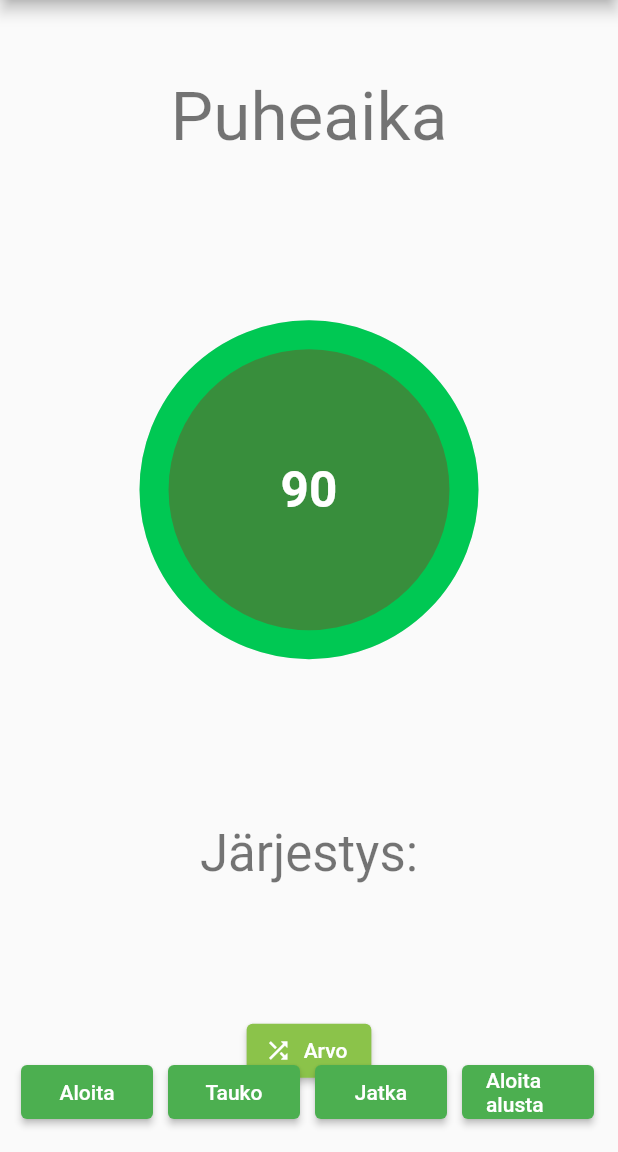
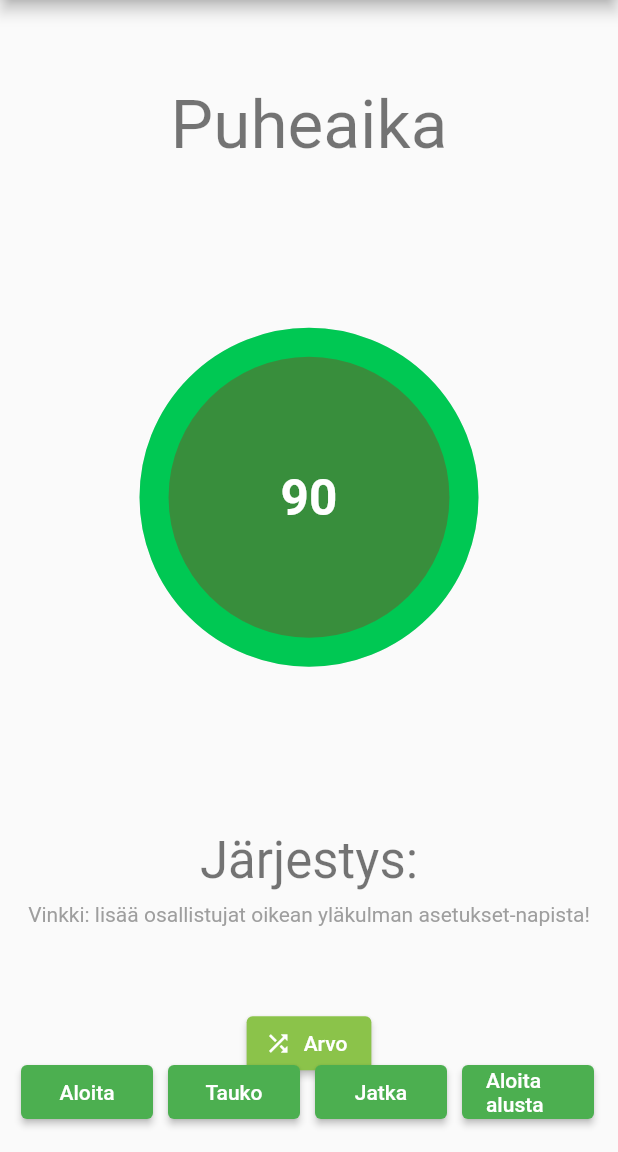
Before and after one commit to areee/flutter_participants_lottery, a Flutter app: the screen it shows after launch, after a tap on "Arvo", on a phone screen of 412 x 824 dp, the part 84-1236 px from its top. Run offline on Flutter 3.47's test engine with Material 2 defaults, Android fonts, the light colour scheme and no system bars; drawn by our look-alikes of circular_countdown_timer; our stand-ins replace audioplayers, shared_preferences; missing offline and left inert: emoji_alert.

Commit message:
Start using shared preferences & some cleaning in main.dart (+ add a text hint when there aren't participants)

```diff
--- a/lib/main.dart
+++ b/lib/main.dart
@@ -1,5 +1,3 @@
-import 'dart:io';
-
 import 'package:emoji_alert/arrays.dart';
 import 'package:flutter/material.dart';
 import 'package:circular_countdown_timer/circular_countdown_timer.dart';
@@ -46,14 +44,10 @@
 }
 
 class _MyHomePageState extends State<MyHomePage> {
-  AudioCache audioCache = AudioCache();
-  CountDownController _countDownController = CountDownController();
-  int _duration = 90;
-  TextEditingController _textEditingController = TextEditingController();
-
-  // String _participantNames = '';
-  // String _valueText = '';
-
+  var audioCache = AudioCache();
+  var _countDownController = CountDownController();
+  var _duration = 90;
+  var _textEditingController = TextEditingController();
   var _participantNamesInList = <String>[];
 
   @override
@@ -74,11 +68,21 @@
 
   /// Load data in SharedPreferences on start
   void _loadData() async {
-    // final prefs = await SharedPreferences.getInstance();
-    // setState(() {
-    //   _participantNames = (prefs.getString('participantNames') ?? '');
-    //   _valueText = (prefs.getString('participantNames') ?? '');
-    // });
+    final prefs = await SharedPreferences.getInstance();
+    var oldWay = prefs.getString('participantNames') ?? '';
+    var newWay = prefs.getStringList('participantNamesInList') ?? <String>[];
+
+    setState(() {
+      // If the user's local storage has already some old comma-separated string names
+      if (oldWay.isNotEmpty && newWay.isEmpty) {
+        _participantNamesInList =
+            stringHelper.commaSeparatedStringIntoList(oldWay);
+        prefs.setStringList('participantNamesInList', _participantNamesInList);
+        prefs.setString('participantNames', '');
+      } else {
+        _participantNamesInList = newWay;
+      }
+    });
   }
 
   /// When the time's up, show an emoji alert
@@ -105,12 +109,11 @@
   void _runLottery() async {
     _playLotterySound();
 
-    // final prefs = await SharedPreferences.getInstance();
+    final prefs = await SharedPreferences.getInstance();
     setState(() {
       _participantNamesInList =
           lottery.runLotteryListReturnList(_participantNamesInList);
-      // _participantNames = lottery.runLottery(_participantNames);
-      // prefs.setString('participantNames', _participantNames);
+      prefs.setStringList('participantNamesInList', _participantNamesInList);
     });
   }
 
@@ -121,12 +124,6 @@
           return AlertDialog(
             title: Text('Syötä nimet'),
             content: TextField(
-              // onChanged: (value) {
-              //   setState(() {
-              //     _valueText = value;
-              //   });
-              // },
-              // controller: _textEditingController..text = _participantNames,
               controller: _textEditingController
                 ..text = stringHelper
                     .listIntoCommaSeparatedString(_participantNamesInList),
@@ -154,13 +151,11 @@
   }
 
   Future<void> _getParticipantNames(BuildContext context) async {
-    // final prefs = await SharedPreferences.getInstance();
+    final prefs = await SharedPreferences.getInstance();
     setState(() {
       _participantNamesInList = stringHelper
           .commaSeparatedStringIntoList(_textEditingController.text);
-
-      // _participantNames = _valueText;
-      // prefs.setString('participantNames', _participantNames);
+      prefs.setStringList('participantNamesInList', _participantNamesInList);
       Navigator.pop(context);
     });
   }
@@ -239,13 +234,18 @@
               ),
             ),
             Container(
-              height: 80,
-              child: new ListView(
+              height: 70,
+              child: _participantNamesInList.length > 0
+                  ? new ListView(
                       shrinkWrap: true,
                       scrollDirection: Axis.horizontal,
                       children: _participantNamesInList
                           .map((name) => AvatarWidget(participantName: name))
                           .toList(),
+                    )
+                  : Text(
+                      'Vinkki: lisää osallistujat oikean yläkulman asetukset-napista!',
+                      style: TextStyle(color: Colors.grey),
                     ),
             ),
             ElevatedButton.icon(
```
Lines whose indentation alone changed are shown as unchanged.
